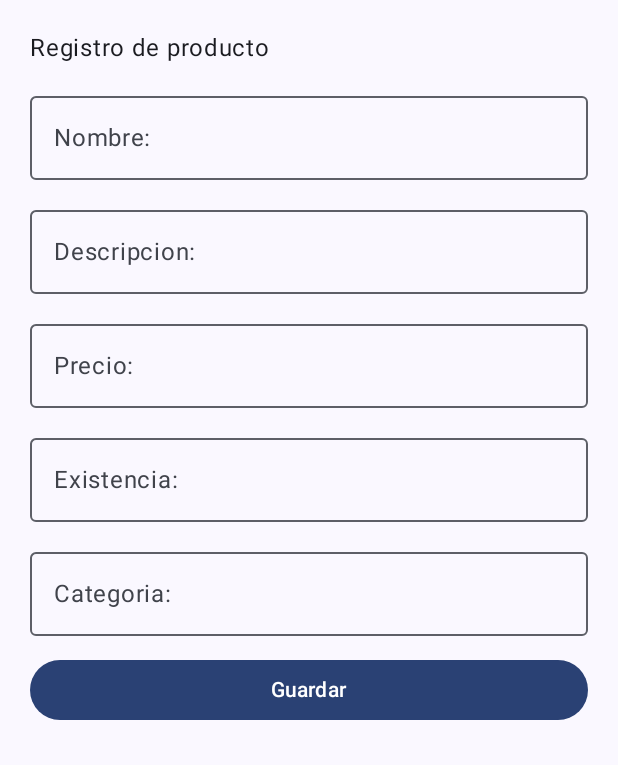
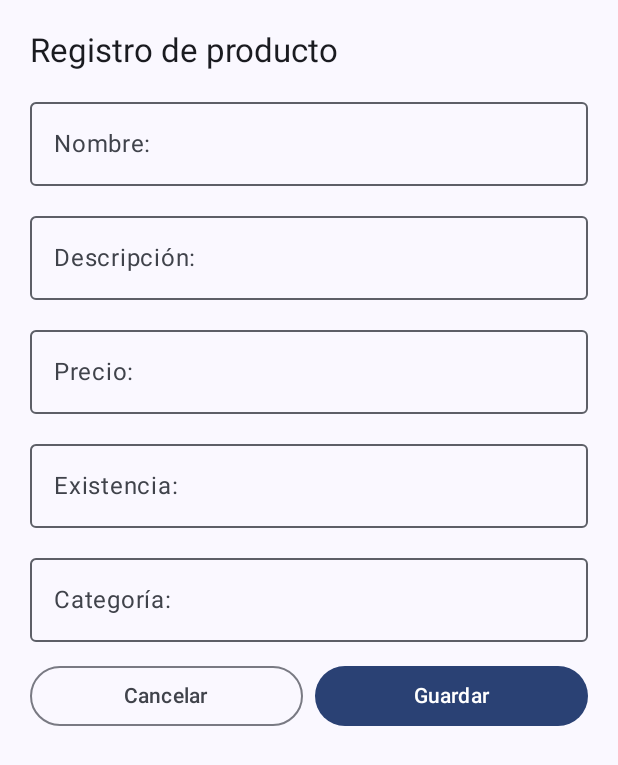
Before and after one commit to 25002732-Franschesco/ProyectoAppAbarrotes, an Android app built with Jetpack Compose: the composable ProductoFormView shown on its own in the app's theme, on a phone screen of 412 x 824 dp. Shown: the top 765 px of the screen. Run offline under Robolectric (Android 15) with nearby library versions, the phone set to English and light mode, and no system bars.

Commit message:
Más funciones

```diff
--- a/app/src/main/java/org/utl/ldsm406_puntoventa/views/modulo_producto/ProductoFormView.kt
+++ b/app/src/main/java/org/utl/ldsm406_puntoventa/views/modulo_producto/ProductoFormView.kt
@@ -1,22 +1,12 @@
 package org.utl.ldsm406_puntoventa.views.modulo_producto
 
-import androidx.compose.foundation.layout.Arrangement
-import androidx.compose.foundation.layout.Column
-import androidx.compose.foundation.layout.fillMaxSize
-import androidx.compose.foundation.layout.fillMaxWidth
-import androidx.compose.foundation.layout.padding
+import androidx.compose.foundation.layout.*
 import androidx.compose.foundation.rememberScrollState
 import androidx.compose.foundation.verticalScroll
-import androidx.compose.material3.Button
-import androidx.compose.material3.OutlinedTextField
-import androidx.compose.material3.Text
-import androidx.compose.runtime.Composable
-import androidx.compose.runtime.getValue
-import androidx.compose.runtime.mutableStateOf
+import androidx.compose.material3.*
+import androidx.compose.runtime.*
 import androidx.compose.runtime.saveable.rememberSaveable
-import androidx.compose.runtime.setValue
 import androidx.compose.ui.Modifier
-import androidx.compose.ui.tooling.preview.Preview
 import androidx.compose.ui.unit.dp
 import org.utl.ldsm406_puntoventa.data.producto.Producto
 
@@ -26,12 +16,12 @@ fun ProductoFormView(
     onGuardar: (Producto) -> Unit,
     onCancelar: () -> Unit
 ){
-    var nombre by rememberSaveable() { mutableStateOf("") }
-    var descripcion by rememberSaveable() { mutableStateOf("") }
-    var precio by rememberSaveable() { mutableStateOf("") }
-    var existencia by rememberSaveable() { mutableStateOf("") }
-    var categoria by rememberSaveable() { mutableStateOf("") }
-    var error by rememberSaveable() { mutableStateOf("") }
+    var nombre by rememberSaveable(productoEditar) { mutableStateOf(productoEditar?.nombre ?: "") }
+    var descripcion by rememberSaveable(productoEditar) { mutableStateOf(productoEditar?.descripcion ?: "") }
+    var precio by rememberSaveable(productoEditar) { mutableStateOf(productoEditar?.precio?.toString() ?: "") }
+    var existencia by rememberSaveable(productoEditar) { mutableStateOf(productoEditar?.existencia?.toString() ?: "") }
+    var categoria by rememberSaveable(productoEditar) { mutableStateOf(productoEditar?.categoria ?: "") }
+    var error by rememberSaveable { mutableStateOf("") }
 
     Column(
         modifier = Modifier
@@ -40,75 +30,90 @@ fun ProductoFormView(
             .padding(20.dp),
         verticalArrangement = Arrangement.spacedBy(12.dp)
     ) {
-        Text("Registro de producto")
+        Text(
+            text = if (productoEditar == null) "Registro de producto" else "Editar producto",
+            style = MaterialTheme.typography.titleLarge
+        )
 
         OutlinedTextField(
             value = nombre,
-            onValueChange = {nombre = it},
-            label = {Text("Nombre: ")},
+            onValueChange = { nombre = it },
+            label = { Text("Nombre: ") },
             modifier = Modifier.fillMaxWidth()
         )
 
         OutlinedTextField(
             value = descripcion,
-            onValueChange = {descripcion = it},
-            label = {Text("Descripcion: ")},
+            onValueChange = { descripcion = it },
+            label = { Text("Descripción: ") },
             modifier = Modifier.fillMaxWidth()
         )
 
         OutlinedTextField(
             value = precio,
-            onValueChange = {precio = it},
-            label = {Text("Precio: ")},
+            onValueChange = { precio = it },
+            label = { Text("Precio: ") },
             modifier = Modifier.fillMaxWidth()
         )
 
         OutlinedTextField(
             value = existencia,
-            onValueChange = {existencia = it},
-            label = {Text("Existencia: ")},
+            onValueChange = { existencia = it },
+            label = { Text("Existencia: ") },
             modifier = Modifier.fillMaxWidth()
         )
 
         OutlinedTextField(
             value = categoria,
-            onValueChange = {categoria = it},
-            label = {Text("Categoria: ")},
+            onValueChange = { categoria = it },
+            label = { Text("Categoría: ") },
             modifier = Modifier.fillMaxWidth()
         )
 
         if (error.isNotBlank()){
-            Text(error)
+            Text(text = error, color = MaterialTheme.colorScheme.error)
+        }
+
+        Row(
+            modifier = Modifier.fillMaxWidth(),
+            horizontalArrangement = Arrangement.spacedBy(8.dp)
+        ) {
+            OutlinedButton(
+                onClick = onCancelar,
+                modifier = Modifier.weight(1f)
+            ) {
+                Text("Cancelar")
             }
 
             Button(
                 onClick = {
-                val precioFloat = precio.toDoubleOrNull()
+                    val precioDouble = precio.toDoubleOrNull()
                     val existenciaInt = existencia.toIntOrNull()
-                error = when{
+                    error = when {
                         nombre.isBlank() -> "Captura el nombre del producto"
-                    descripcion.isBlank() -> "Captura la categoria del producto"
-                    precioFloat == null -> "Capura el precio del producto"
-                    existenciaInt == null -> "Captura la cantidad de producto disponible"
-                    categoria.isBlank() -> "Captura la categoria del producto"
+                        descripcion.isBlank() -> "Captura la descripción del producto"
+                        precioDouble == null -> "Captura el precio del producto"
+                        existenciaInt == null -> "Captura la cantidad disponible"
+                        categoria.isBlank() -> "Captura la categoría del producto"
                         else -> ""
                     }
                     if (error.isBlank()){
                         onGuardar(
                             Producto(
-                            id = 0,
+                                id = productoEditar?.id ?: 0,
                                 nombre = nombre.trim(),
                                 descripcion = descripcion.trim(),
-                            precio = precioFloat!!,
+                                precio = precioDouble!!,
                                 existencia = existenciaInt!!,
                                 categoria = categoria.trim()
                             )
                         )
                     }
                 },
-            modifier = Modifier.fillMaxWidth()
+                modifier = Modifier.weight(1f)
             ) {
-            Text("Guardar")
+                Text(if (productoEditar == null) "Guardar" else "Actualizar")
             }
         }
     }
+}
--- a/app/src/main/java/org/utl/ldsm406_puntoventa/views/navigation/SurtidorCard.kt
+++ b/app/src/main/java/org/utl/ldsm406_puntoventa/views/navigation/SurtidorCard.kt
@@ -13,8 +13,12 @@ import androidx.compose.ui.unit.dp
 import org.utl.ldsm406_puntoventa.data.surtidor.Surtidor
 
 @Composable
-fun SurtidorCard(surtidor: Surtidor) {
+fun SurtidorCard(
+    surtidor: Surtidor,
+    onClick: () -> Unit
+) {
     Card(
+        onClick = onClick,
         modifier = Modifier.fillMaxWidth(),
         colors = CardDefaults.cardColors(containerColor = MaterialTheme.colorScheme.surfaceVariant),
         elevation = CardDefaults.cardElevation(defaultElevation = 2.dp)
```
Also changed, not shown: app/src/main/java/org/utl/ldsm406_puntoventa/views/modeulo_surtidor/SurtidorFormView.kt (+43 -37 lines), app/src/main/java/org/utl/ldsm406_puntoventa/views/navigation/ProductoCard.kt (+6 -7 lines), app/src/main/java/org/utl/ldsm406_puntoventa/views/navigation/ProductosView.kt (+23 -1 lines), app/src/main/java/org/utl/ldsm406_puntoventa/views/navigation/ProductosYSurtidoresView.kt (+14 -4 lines), app/src/main/java/org/utl/ldsm406_puntoventa/views/navigation/SurtidoresView.kt (+24 -2 lines). Lines whose indentation alone changed are shown as unchanged.
